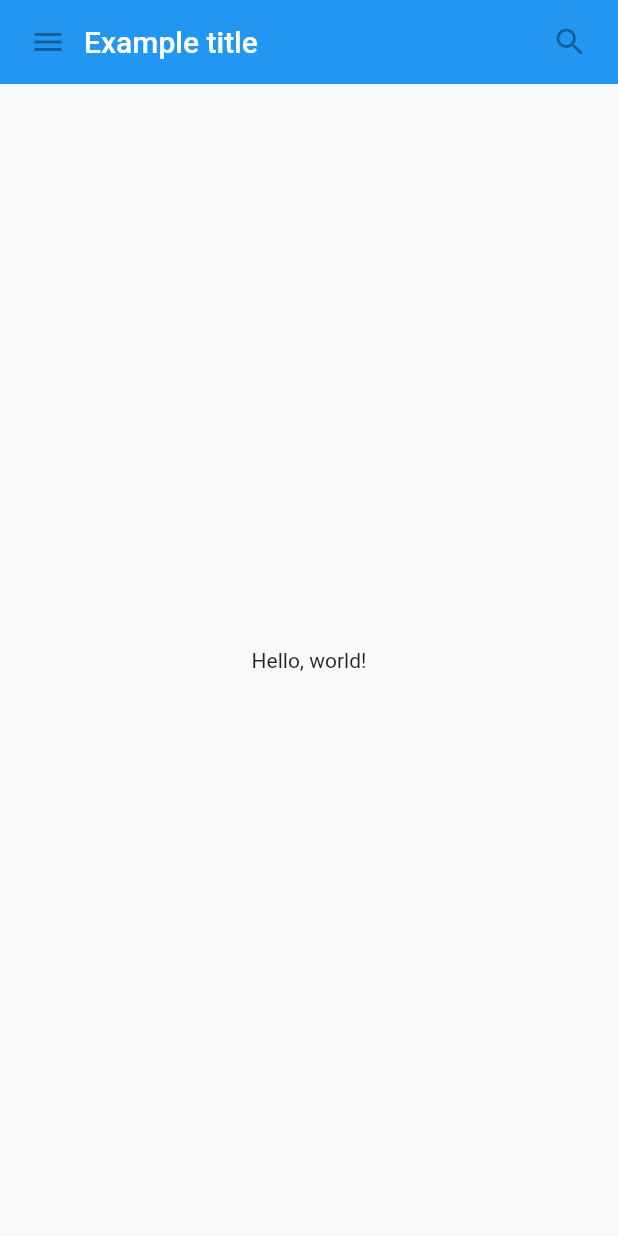
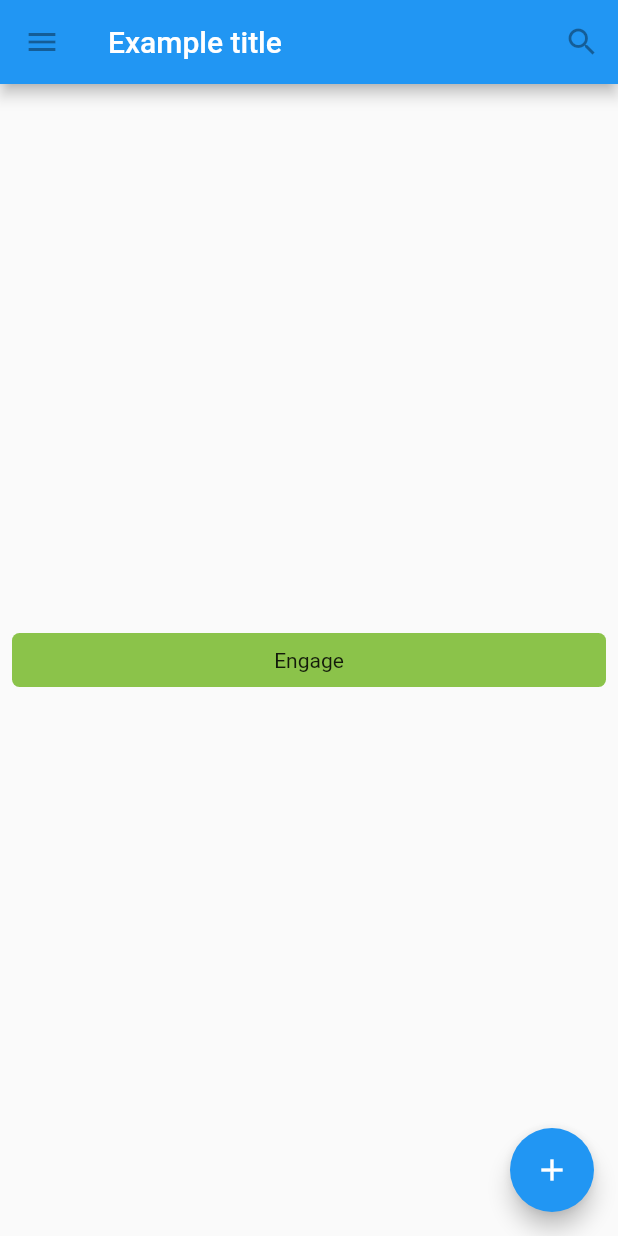
Before and after one commit to haiminhtran810/Soccer_Flutter, a Flutter app: the screen it shows after launch, on a phone screen of 412 x 824 dp. Run offline on Flutter 3.47's test engine with Material 2 defaults, Android fonts, the phone set to English and light mode, and no system bars.

```diff
--- a/lib/main.dart
+++ b/lib/main.dart
@@ -1,31 +1,25 @@
 import 'package:flutter/material.dart';
 
-class MyAppBar extends StatelessWidget {
-  MyAppBar({this.title});
+void main() {
+  runApp(MaterialApp(
+    title: 'Flutter Tutorial',
+    home: TutorialHome(),
+  ));
+}
 
-  // Fields in a Widget subclass are always marked "final".
-
-  final Widget title;
-
+class TutorialHome extends StatelessWidget {
   @override
   Widget build(BuildContext context) {
-    return Container(
-      height: 56.0, // in logical pixels
-      padding: const EdgeInsets.symmetric(horizontal: 8.0),
-      decoration: BoxDecoration(color: Colors.blue[500]),
-      // Row is a horizontal, linear layout.
-      child: Row(
-        // <Widget> is the type of items in the list.
-        children: <Widget>[
-          IconButton(
-            icon: Icon(Icons.menu),
-            tooltip: 'Navigation menu',
-            onPressed: null, // null disables the button
-          ),
-          // Expanded expands its child to fill the available space.
-          Expanded(
-            child: title,
-          ),
+    // Scaffold is a layout for the major Material Components.
+    return Scaffold(
+      appBar: AppBar(
+        leading: IconButton(
+          icon: Icon(Icons.menu),
+          tooltip: 'Navigation menu',
+          onPressed: null,
+        ),
+        title: Text('Example title'),
+        actions: <Widget>[
           IconButton(
             icon: Icon(Icons.search),
             tooltip: 'Search',
@@ -33,41 +27,39 @@ class MyAppBar extends StatelessWidget {
           ),
         ],
       ),
-    );
-  }
-}
-
-class MyScaffold extends StatelessWidget {
-  @override
-  Widget build(BuildContext context) {
-    // Material is a conceptual piece of paper on which the UI appears.
-    return Material(
-      // Column is a vertical, linear layout.
-      child: Column(
-        children: <Widget>[
-          MyAppBar(
-            title: Text(
-              'Example title',
-              style: Theme
-                  .of(context)
-                  .primaryTextTheme
-                  .headline6,
-            ),
-          ),
-          Expanded(
-            child: Center(
-              child: Text('Hello, world!'),
-            ),
-          ),
-        ],
+      // body is the majority of the screen.
+      body: Center(
+        child: MyButton(),
+      ),
+      floatingActionButton: FloatingActionButton(
+        tooltip: 'Add', // used by assistive technologies
+        child: Icon(Icons.add),
+        onPressed: null,
       ),
     );
   }
 }
 
-void main() {
-  runApp(MaterialApp(
-    title: 'My app', // used by the OS task switcher
-    home: MyScaffold(),
-  ));
+
+class MyButton extends StatelessWidget {
+  @override
+  Widget build(BuildContext context) {
+    return GestureDetector(
+      onTap: () {
+        print('MyButton was tapped!');
+      },
+      child: Container(
+        height: 36.0,
+        padding: const EdgeInsets.all(8.0),
+        margin: const EdgeInsets.symmetric(horizontal: 8.0),
+        decoration: BoxDecoration(
+          borderRadius: BorderRadius.circular(5.0),
+          color: Colors.lightGreen[500],
+        ),
+        child: Center(
+          child: Text('Engage'),
+        ),
+      ),
+    );
+  }
 }
```
